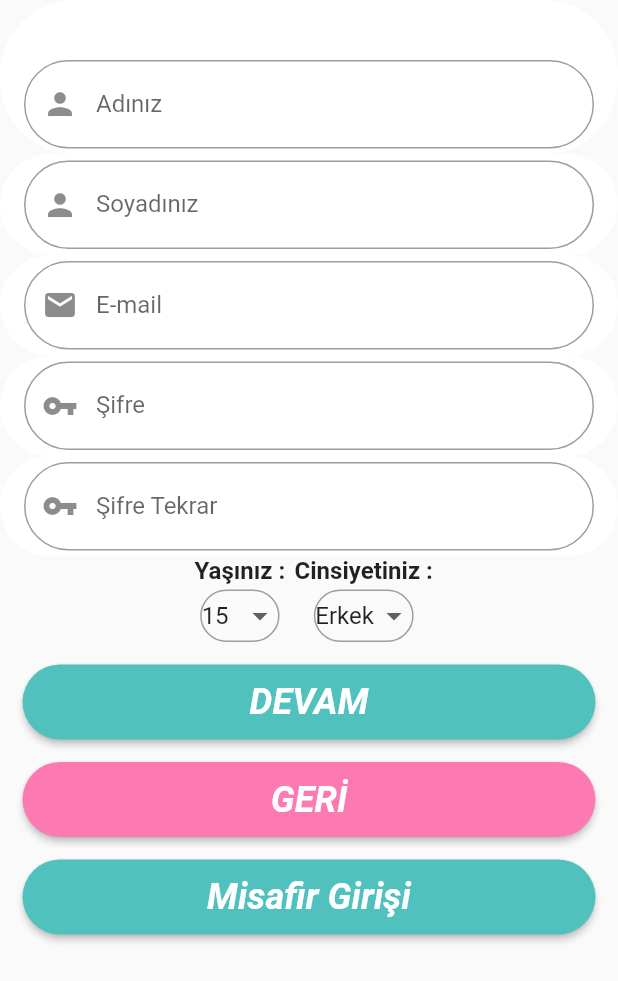
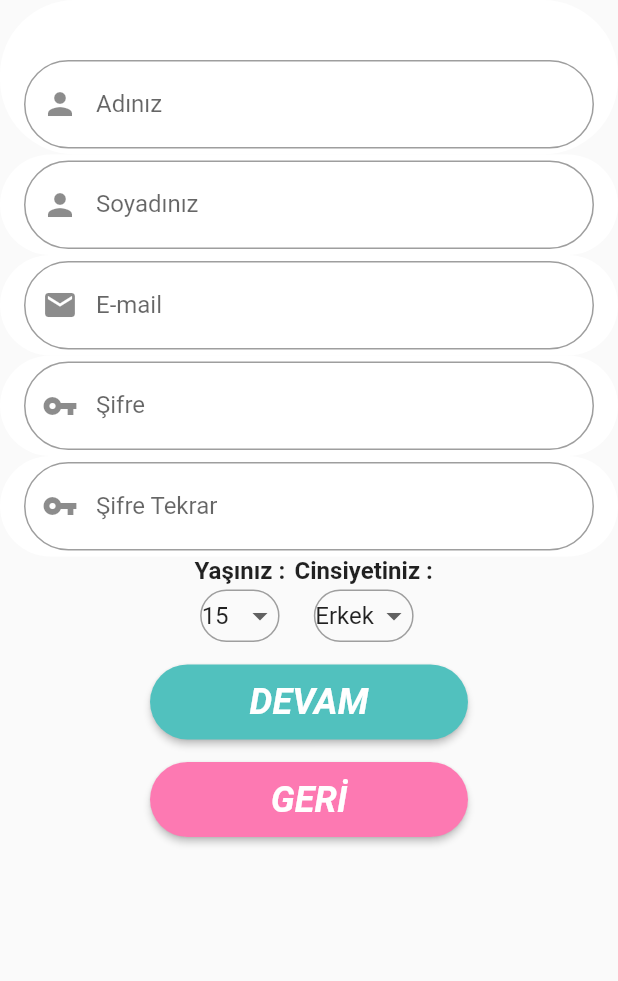
Before and after one commit to muhammedalilevent/project_bibi, a Flutter app: the RegisterPage screen opened directly, on a phone screen of 412 x 824 dp. Shown: the top 981 px of the screen. Run offline on Flutter 3.47's test engine with Material 2 defaults, Android fonts, the light colour scheme and no system bars; our stand-ins replace fluttertoast, hexcolor.

Commit message:
Tasarımsal Değişiklikler Yapıldı..

```diff
--- a/lib/Views/LoginPages/RegisterPage.dart
+++ b/lib/Views/LoginPages/RegisterPage.dart
@@ -408,7 +408,7 @@ class _RegisterPageState extends State<RegisterPage> {
               height: 50,
               width: 200,
               child: Padding(
-                padding: const EdgeInsets.symmetric(horizontal: 15),
+                padding: const EdgeInsets.symmetric(horizontal: 100),
                 child: RaisedButton(
                   highlightColor: bibiPink,
                   color: bibiBlue,
@@ -438,7 +438,7 @@ class _RegisterPageState extends State<RegisterPage> {
               height: 50,
               width: 200,
               child: Padding(
-                padding: const EdgeInsets.symmetric(horizontal: 15),
+                padding: const EdgeInsets.symmetric(horizontal: 100),
                 child: RaisedButton(
                   highlightColor: bibiBlue,
                   hoverColor: Colors.red,
@@ -463,36 +463,7 @@ class _RegisterPageState extends State<RegisterPage> {
               ),
             ),
 
-            //Misafir Girişi Sonradan Kaldırılacak//
-            Container(
-              margin: EdgeInsets.only(top: 15),
-              height: 50,
-              width: 200,
-              child: Padding(
-                padding: const EdgeInsets.symmetric(horizontal: 15),
-                child: RaisedButton(
-                  highlightColor: Colors.green.shade800,
-                  hoverColor: Colors.red,
-                  color: bibiBlue,
-                  child: Text(
-                    'Misafir Girişi',
-                    style: TextStyle(
-                        color: Colors.white,
-                        fontSize: 24.0,
-                        fontWeight: FontWeight.bold,
-                        fontStyle: FontStyle.italic,
-                        textBaseline: TextBaseline.alphabetic),
-                  ),
-                  shape: RoundedRectangleBorder(
-                    borderRadius: BorderRadius.circular(30.0),
-                  ),
-                  onPressed: () {
-                    Navigator.of(context).pushReplacement(
-                        MaterialPageRoute(builder: (context) => CorePage()));
-                  },
-                ),
-              ),
-            ),
+
             SizedBox(
               height: 25,
             )
```
Also changed, not shown: 3 other files.
